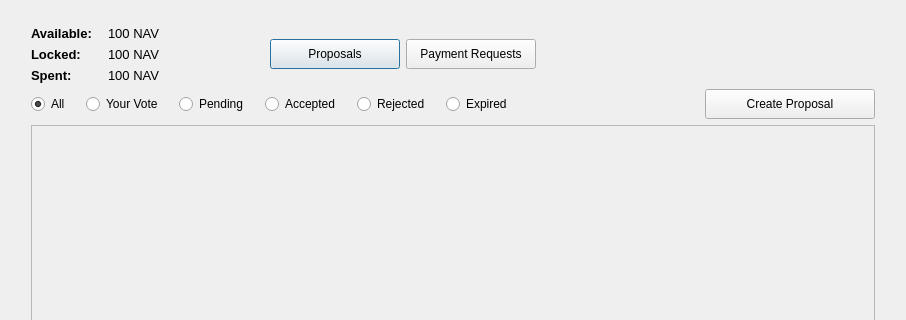
Above: src/qt/communityfundpage.ui from navcoin/navcoin-core before the change; both pictures show x 0 to 906 and y 0 to 320 of the 906 by 690 pixel window. Below: the same form after it.
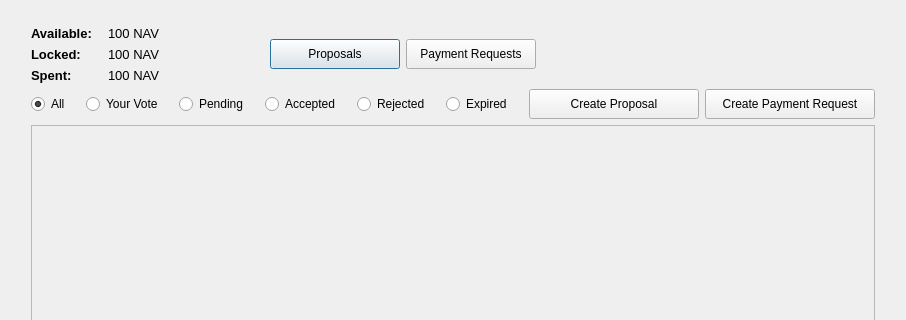
That is the form after the change.

Commit message: split create proposal and create payment request buttons so that both are viewable at the same time

Diff of the .ui file:
```diff
--- a/src/qt/communityfundpage.ui
+++ b/src/qt/communityfundpage.ui
@@ -515,6 +515,38 @@
            </property>
           </widget>
          </item>
+         <item>
+          <spacer name="horizontalSpacer_13">
+           <property name="orientation">
+            <enum>Qt::Horizontal</enum>
+           </property>
+           <property name="sizeHint" stdset="0">
+            <size>
+             <width>40</width>
+             <height>20</height>
+            </size>
+           </property>
+          </spacer>
+         </item>
+         <item>
+          <widget class="QPushButton" name="pushButtonCreatePaymentRequest">
+           <property name="minimumSize">
+            <size>
+             <width>170</width>
+             <height>30</height>
+            </size>
+           </property>
+           <property name="maximumSize">
+            <size>
+             <width>16777215</width>
+             <height>30</height>
+            </size>
+           </property>
+           <property name="text">
+            <string>Create Payment Request</string>
+           </property>
+          </widget>
+         </item>
         </layout>
        </item>
        <item>
```
Left out of the diff: 2 changed lines with no effect on the pictures. The commit also changes 2 other files.
